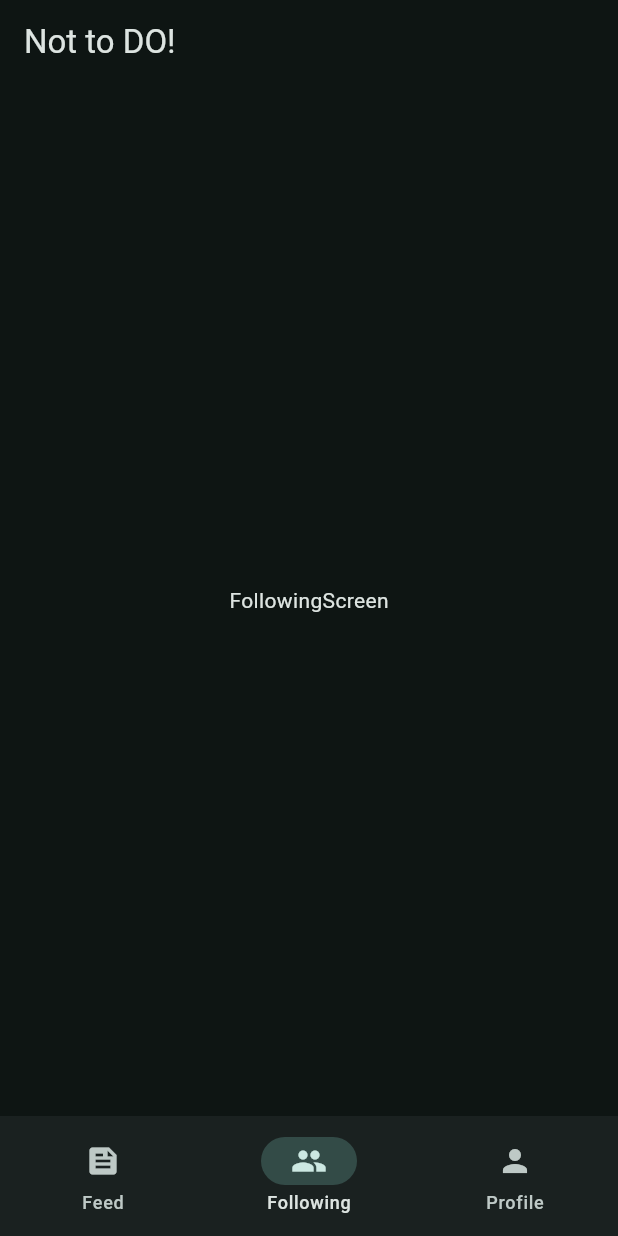
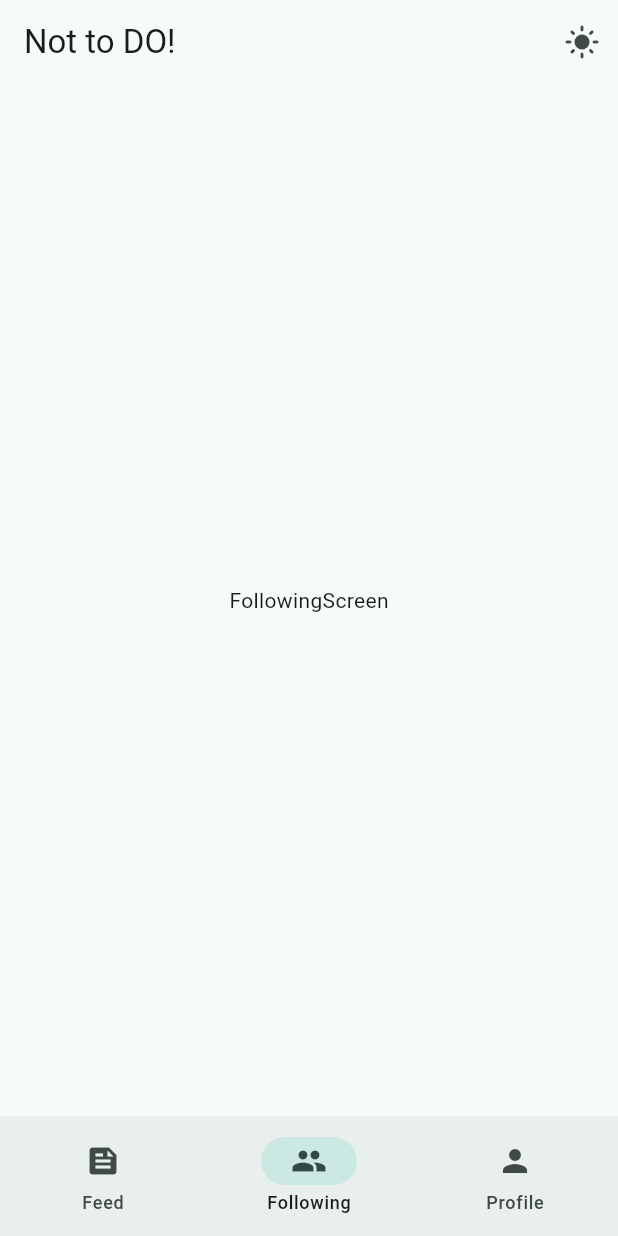
Before and after one commit to BoseSj/notToDo, a Flutter app: the screen it shows after launch, item 2 of the bottom bar chosen, on a phone screen of 412 x 824 dp. Run offline on Flutter 3.47's test engine with Material 3 defaults, Android fonts, the phone set to English and light mode, and no system bars.

```diff
--- a/lib/main.dart
+++ b/lib/main.dart
@@ -21,12 +21,22 @@
           theme: ThemeData(
             colorScheme: ColorScheme.fromSeed(
               seedColor: Colors.teal,
-              brightness: dashboardViewModel.selectedPageBrightness,
+              brightness: dashboardViewModel.selectedBrightness,
             ),
           ),
           debugShowCheckedModeBanner: false,
           home: Scaffold(
-            appBar: AppBar(title: const Text("Not to DO!")),
+            appBar: AppBar(
+              title: const Text("Not to DO!"),
+              actions: [
+                IconButton(
+                  onPressed: () {
+                    dashboardViewModel.toggleBrightness();
+                  },
+                  icon: dashboardViewModel.bightnessIcon,
+                ),
+              ],
+            ),
             body: Dashboard(),
             bottomNavigationBar: HomeNavBar(),
           ),
```
Also changed, not shown: lib/view/screens/profile_screen.dart (+50 -2 lines), lib/view/viewmodels/dashboard_viewmodel.dart (+15 -2 lines).
